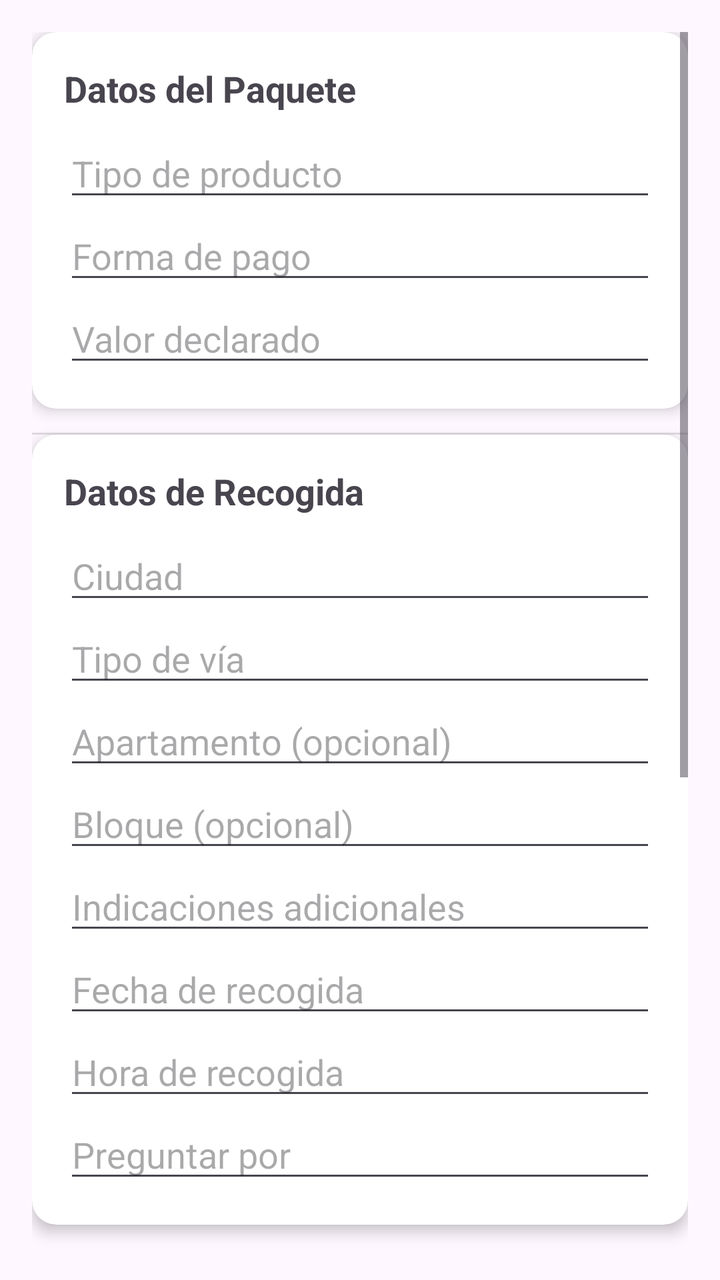
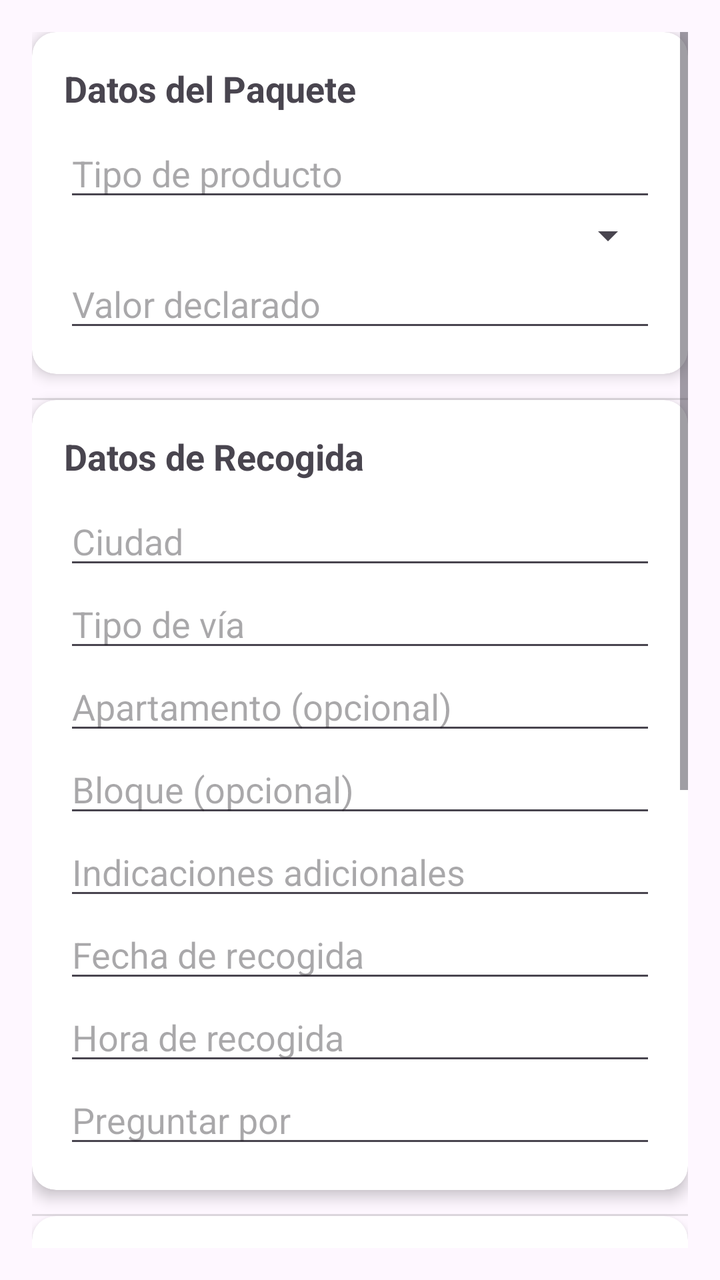

Screens rendered from an Android XML layout before and after an edit, with the pre-edit source and the edit as a unified diff.
<!-- AndroidManifest.xml: application theme Theme.ProyectoDConvergentes -->
<!-- res/layout/activity_register_order.xml -->
<?xml version="1.0" encoding="utf-8"?>
<ScrollView xmlns:android="http://schemas.android.com/apk/res/android"
    xmlns:app="http://schemas.android.com/apk/res-auto"
    android:layout_width="match_parent"
    android:layout_height="match_parent"
    android:padding="16dp">

    <LinearLayout
        android:layout_width="match_parent"
        android:layout_height="wrap_content"
        android:orientation="vertical"
        android:divider="?android:attr/dividerHorizontal"
        android:showDividers="middle">


        <androidx.cardview.widget.CardView
            android:layout_width="match_parent"
            android:layout_height="wrap_content"
            android:layout_marginBottom="12dp"
            app:cardCornerRadius="12dp"
            app:cardElevation="4dp">

            <LinearLayout
                android:layout_width="match_parent"
                android:layout_height="wrap_content"
                android:orientation="vertical"
                android:padding="16dp">

                <TextView
                    android:layout_width="wrap_content"
                    android:layout_height="wrap_content"
                    android:text="Datos del Paquete"
                    android:textStyle="bold"
                    android:textSize="18sp"
                    android:paddingBottom="8dp"/>

                <EditText
                    android:id="@+id/etProductType"
                    android:layout_width="match_parent"
                    android:layout_height="wrap_content"
                    android:hint="Tipo de producto"/>

                <EditText
                    android:id="@+id/etPaymentMethod"
                    android:layout_width="match_parent"
                    android:layout_height="wrap_content"
                    android:hint="Forma de pago"/>

                <EditText
                    android:id="@+id/etDeclaredValue"
                    android:layout_width="match_parent"
                    android:layout_height="wrap_content"
                    android:inputType="numberDecimal"
                    android:hint="Valor declarado"/>
            </LinearLayout>
        </androidx.cardview.widget.CardView>


        <androidx.cardview.widget.CardView
            android:layout_width="match_parent"
            android:layout_height="wrap_content"
            android:layout_marginBottom="12dp"
            app:cardCornerRadius="12dp"
            app:cardElevation="4dp">

            <LinearLayout
                android:layout_width="match_parent"
                android:layout_height="wrap_content"
                android:orientation="vertical"
                android:padding="16dp">

                <TextView
                    android:layout_width="wrap_content"
                    android:layout_height="wrap_content"
                    android:text="Datos de Recogida"
                    android:textStyle="bold"
                    android:textSize="18sp"
                    android:paddingBottom="8dp"/>

                <EditText
                    android:id="@+id/etCityPickUp"
                    android:layout_width="match_parent"
                    android:layout_height="wrap_content"
                    android:hint="Ciudad"/>

                <EditText
                    android:id="@+id/etTypeViaPickUp"
                    android:layout_width="match_parent"
                    android:layout_height="wrap_content"
                    android:hint="Tipo de vía"/>

                <EditText
                    android:id="@+id/etApartmentPickUp"
                    android:layout_width="match_parent"
                    android:layout_height="wrap_content"
                    android:hint="Apartamento (opcional)"/>

                <EditText
                    android:id="@+id/etBlockPickUp"
                    android:layout_width="match_parent"
                    android:layout_height="wrap_content"
                    android:hint="Bloque (opcional)"/>

                <EditText
                    android:id="@+id/etInstructionsPickUp"
                    android:layout_width="match_parent"
                    android:layout_height="wrap_content"
                    android:hint="Indicaciones adicionales"/>

                <EditText
                    android:id="@+id/etDatePickUp"
                    android:layout_width="match_parent"
                    android:layout_height="wrap_content"
                    android:focusable="false"
                    android:hint="Fecha de recogida"/>

                <EditText
                    android:id="@+id/etHourPickUp"
                    android:layout_width="match_parent"
                    android:layout_height="wrap_content"
                    android:focusable="false"
                    android:hint="Hora de recogida"/>

                <EditText
                    android:id="@+id/etAskForPickUp"
                    android:layout_width="match_parent"
                    android:layout_height="wrap_content"
                    android:hint="Preguntar por"/>
            </LinearLayout>
        </androidx.cardview.widget.CardView>


        <androidx.cardview.widget.CardView
            android:layout_width="match_parent"
            android:layout_height="wrap_content"
            app:cardCornerRadius="12dp"
            app:cardElevation="4dp">

            <LinearLayout
                android:layout_width="match_parent"
                android:layout_height="wrap_content"
                android:orientation="vertical"
                android:padding="16dp">

                <TextView
                    android:layout_width="wrap_content"
                    android:layout_height="wrap_content"
                    android:text="Datos de Entrega"
                    android:textStyle="bold"
                    android:textSize="18sp"
                    android:paddingBottom="8dp"/>

                <EditText
                    android:id="@+id/etCityDelivery"
                    android:layout_width="match_parent"
                    android:layout_height="wrap_content"
                    android:hint="Ciudad"/>

                <EditText
                    android:id="@+id/etTypeViaDelivery"
                    android:layout_width="match_parent"
                    android:layout_height="wrap_content"
                    android:hint="Tipo de vía"/>

                <EditText
                    android:id="@+id/etNumberViaDelivery"
                    android:layout_width="match_parent"
                    android:layout_height="wrap_content"
                    android:hint="Número de vía"/>

                <EditText
                    android:id="@+id/etApartmentDelivery"
                    android:layout_width="match_parent"
                    android:layout_height="wrap_content"
                    android:hint="Apartamento"/>

                <EditText
                    android:id="@+id/etBlockDelivery"
                    android:layout_width="match_parent"
                    android:layout_height="wrap_content"
                    android:hint="Bloque"/>

                <EditText
                    android:id="@+id/etInstructionsDelivery"
                    android:layout_width="match_parent"
                    android:layout_height="wrap_content"
                    android:hint="Indicaciones adicionales"/>

                <EditText
                    android:id="@+id/etAskForDelivery"
                    android:layout_width="match_parent"
                    android:layout_height="wrap_content"
                    android:hint="Preguntar por"/>
            </LinearLayout>
        </androidx.cardview.widget.CardView>


        <Button
            android:id="@+id/btnRegisterDelivery"
            android:layout_width="match_parent"
            android:layout_height="wrap_content"
            android:text="Registrar Pedido"
            android:textColor="@android:color/white"
            android:backgroundTint="@android:color/holo_blue_dark"
            android:layout_marginTop="16dp"/>
    </LinearLayout>
</ScrollView>
<!-- resources referenced by this layout -->
<resources>
  <style name="Theme.ProyectoDConvergentes" parent="Base.Theme.ProyectoDConvergentes" />
  <style name="Base.Theme.ProyectoDConvergentes" parent="Theme.Material3.DayNight.NoActionBar">
          
          
      </style>
</resources>

<!-- the commit's change to res/layout/activity_register_order.xml (unified diff, before → after) -->
@@ -40,11 +40,11 @@
                     android:layout_height="wrap_content"
                     android:hint="Tipo de producto"/>
 
-                <EditText
-                    android:id="@+id/etPaymentMethod"
-                    android:layout_width="match_parent"
-                    android:layout_height="wrap_content"
-                    android:hint="Forma de pago"/>
+                <Spinner
+                    android:id="@+id/spPaymentMethod"
+                    android:layout_width="match_parent"
+                    android:layout_height="wrap_content"
+                    android:spinnerMode="dropdown"/>
 
                 <EditText
                     android:id="@+id/etDeclaredValue"
